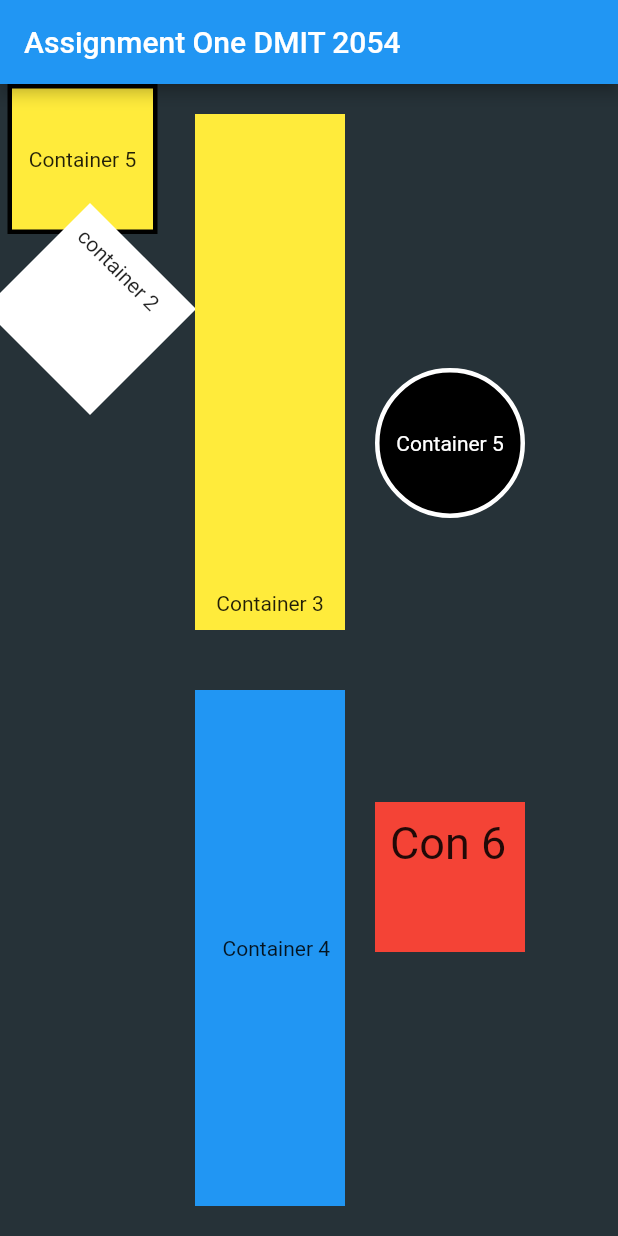
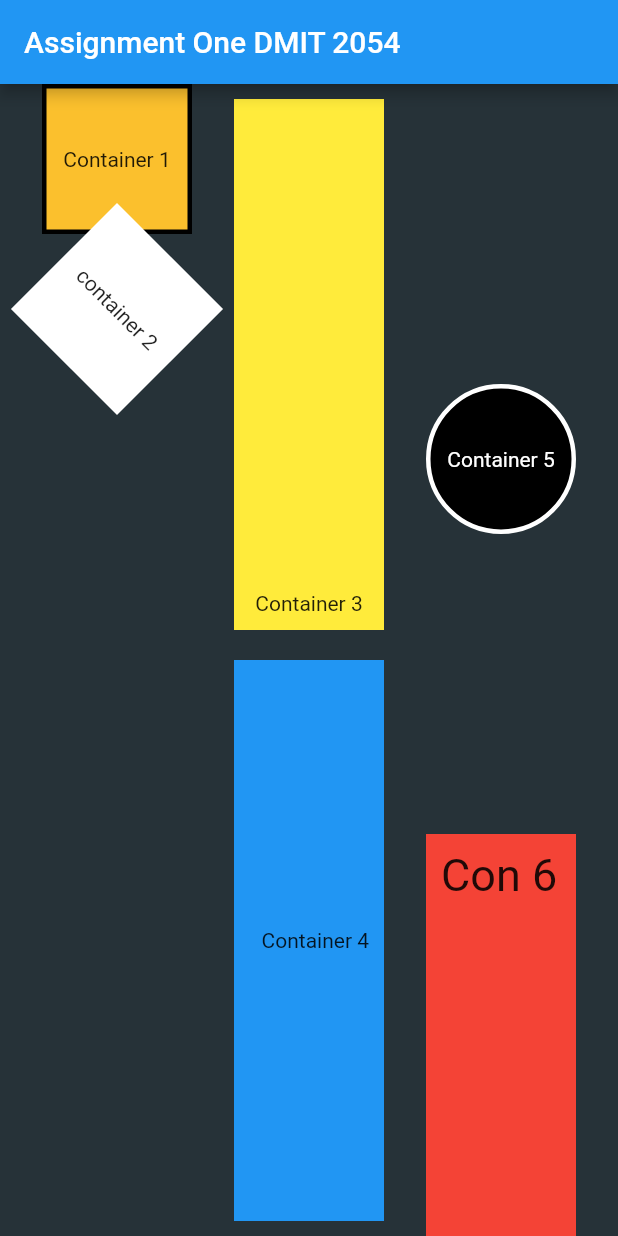
Before and after one commit to Mr-J-T/android_assy1_DMIT2504, a Flutter app: the screen it shows after launch, on a phone screen of 412 x 824 dp. Run offline on Flutter 3.47's test engine with Material 2 defaults, Android fonts, the phone set to English and light mode, and no system bars.

Commit message:
still needing the text to be aligned properly

```diff
--- a/lib/main.dart
+++ b/lib/main.dart
@@ -21,12 +21,14 @@ class MyApp extends StatelessWidget {
   }
 
   Widget buildBoxRow() => Row(
+        mainAxisAlignment: MainAxisAlignment.spaceEvenly,
         children: [buildColumnOne(), buildColumnTwo(), buildColumnThree()],
       );
   Widget buildColumnThree() => Column(
-        mainAxisAlignment: MainAxisAlignment.spaceEvenly,
+        mainAxisAlignment: MainAxisAlignment.center,
         children: [
           Container(
+            margin: const EdgeInsets.fromLTRB(0, 200, 0, 200),
             height: 100,
             width: 100,
             padding: const EdgeInsets.all(10.0),
@@ -42,7 +44,8 @@ class MyApp extends StatelessWidget {
               color: Colors.black,
             ),
           ),
-          Container(
+          Expanded(
+            child: Container(
               // this one needs to go to the bottom of the page possibly use the extend widget do more reading on expand/ extend
               height: 100,
               width: 100,
@@ -54,6 +57,7 @@ class MyApp extends StatelessWidget {
                 style: TextStyle(fontSize: 30),
               ),
             ),
+          ),
         ],
       );
   /////////////////
@@ -62,7 +66,7 @@ class MyApp extends StatelessWidget {
         children: [
           Expanded(
             child: Container(
-                margin: const EdgeInsets.all(20),
+                margin: const EdgeInsets.fromLTRB(0, 10, 0, 20),
                 height: 100,
                 width: 100,
                 padding: const EdgeInsets.all(10.0),
@@ -74,13 +78,16 @@ class MyApp extends StatelessWidget {
           ),
           Expanded(
               child: Container(
-                  margin: EdgeInsets.all(20),
+                  margin: EdgeInsets.fromLTRB(0, 0, 0, 10),
                   height: 100,
                   width: 100,
                   padding: const EdgeInsets.all(10.0),
                   color: Colors.blue,
                   child: Text(
                     'Container 4',
+                    textAlign: TextAlign.end,
+
+                    /// cant seem to get this to align with in the column
                   ),
                   alignment: AlignmentDirectional.centerEnd)),
         ],
@@ -93,17 +100,17 @@ class MyApp extends StatelessWidget {
             width: 100,
             padding: const EdgeInsets.all(10.0),
             child: Text(
-              'Container 5',
+              'Container 1',
               textAlign: TextAlign.center,
             ),
             alignment: AlignmentDirectional.center,
             decoration: BoxDecoration(
               border: Border.all(color: Colors.black, width: 3.0),
-              color: Colors.yellow,
+              color: Colors.yellow[700],
             ),
           ),
           Container(
-              margin: EdgeInsets.fromLTRB(10, 0, 0, 0),
+              margin: EdgeInsets.fromLTRB(0, 0, 0, 0),
               child: Transform.rotate(
                 angle: pi / 4,
                 child: Container(
@@ -111,7 +118,11 @@ class MyApp extends StatelessWidget {
                   width: 100,
                   padding: const EdgeInsets.all(10.0),
                   color: Colors.white,
-                    child: Text('container 2')),
+                  child: Text(
+                    'container 2',
+                  ),
+                  alignment: Alignment.center,
+                ),
               )),
         ],
       );
```
Lines whose indentation alone changed are shown as unchanged.
